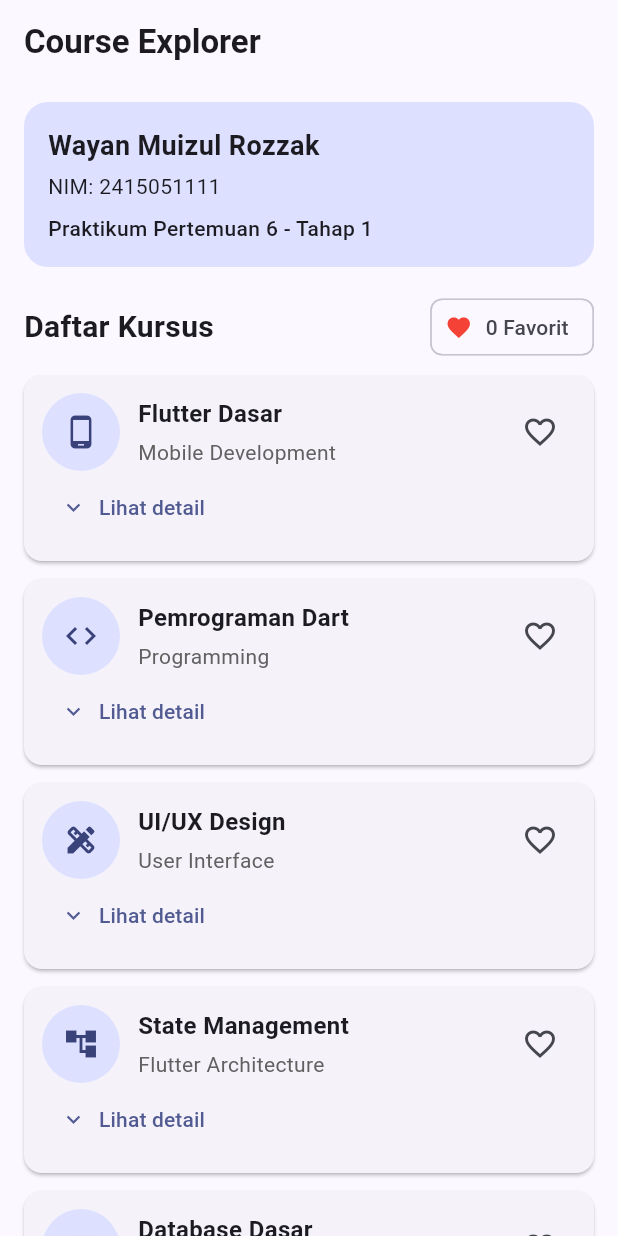
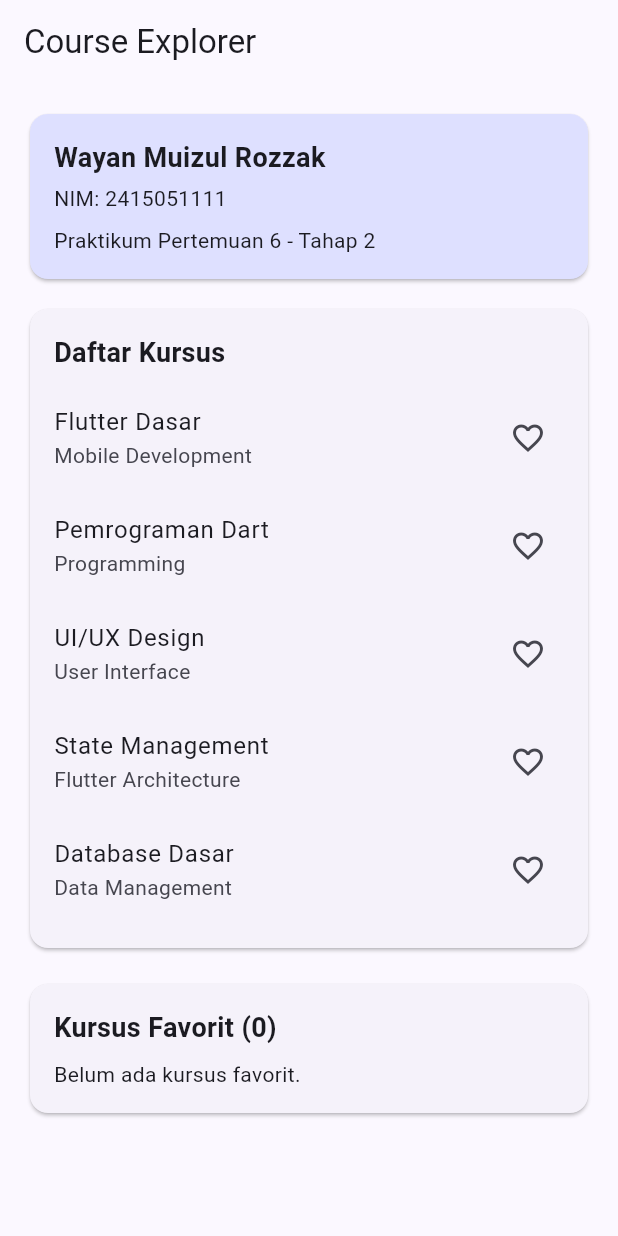
Before and after one commit to wayanrozzak/flutter-pertemuan-6, a Flutter app: the screen it shows after launch, on a phone screen of 412 x 824 dp. Run offline on Flutter 3.47's test engine with Material 3 defaults, Android fonts, the phone set to English and light mode, and no system bars.

Commit message:
Eksperimen keterbatasan setState untuk shared state

```diff
--- a/lib/main.dart
+++ b/lib/main.dart
@@ -8,6 +8,34 @@ void main() {
 const String studentName = 'Wayan Muizul Rozzak';
 const String studentId = '2415051111';
 
+const List<Map<String, String>> courses = [
+  {
+    'id': '1',
+    'title': 'Flutter Dasar',
+    'category': 'Mobile Development',
+  },
+  {
+    'id': '2',
+    'title': 'Pemrograman Dart',
+    'category': 'Programming',
+  },
+  {
+    'id': '3',
+    'title': 'UI/UX Design',
+    'category': 'User Interface',
+  },
+  {
+    'id': '4',
+    'title': 'State Management',
+    'category': 'Flutter Architecture',
+  },
+  {
+    'id': '5',
+    'title': 'Database Dasar',
+    'category': 'Data Management',
+  },
+];
+
 class CourseExplorerApp extends StatelessWidget {
   const CourseExplorerApp({super.key});
 
@@ -17,9 +45,7 @@ class CourseExplorerApp extends StatelessWidget {
       debugShowCheckedModeBanner: false,
       title: 'Course Explorer',
       theme: ThemeData(
-        colorScheme: ColorScheme.fromSeed(
-          seedColor: Colors.indigo,
-        ),
+        colorScheme: ColorScheme.fromSeed(seedColor: Colors.indigo),
         useMaterial3: true,
       ),
       home: const CourseExplorerPage(),
@@ -27,6 +53,7 @@ class CourseExplorerApp extends StatelessWidget {
   }
 }
 
+// PARENT: satu sumber data favorites.
 class CourseExplorerPage extends StatefulWidget {
   const CourseExplorerPage({super.key});
 
@@ -36,95 +63,30 @@ class CourseExplorerPage extends StatefulWidget {
 }
 
 class _CourseExplorerPageState extends State<CourseExplorerPage> {
-  // LOCAL STATE: hanya digunakan pada halaman ini.
-  final Set<int> _favoriteCourses = {};
-  int? _expandedCourseId;
+  final Set<String> _favorites = {};
 
-  final List<Map<String, dynamic>> _courses = [
-    {
-      'id': 1,
-      'title': 'Flutter Dasar',
-      'category': 'Mobile Development',
-      'description':
-          'Belajar widget, layout, dan dasar pembuatan aplikasi Flutter.',
-      'icon': Icons.phone_android,
-    },
-    {
-      'id': 2,
-      'title': 'Pemrograman Dart',
-      'category': 'Programming',
-      'description':
-          'Mengenal variabel, fungsi, class, dan pemrograman Dart.',
-      'icon': Icons.code,
-    },
-    {
-      'id': 3,
-      'title': 'UI/UX Design',
-      'category': 'User Interface',
-      'description':
-          'Mempelajari prinsip desain antarmuka dan pengalaman pengguna.',
-      'icon': Icons.design_services,
-    },
-    {
-      'id': 4,
-      'title': 'State Management',
-      'category': 'Flutter Architecture',
-      'description':
-          'Memahami local state, shared state, dan pengelolaan data.',
-      'icon': Icons.account_tree,
-    },
-    {
-      'id': 5,
-      'title': 'Database Dasar',
-      'category': 'Data Management',
-      'description':
-          'Mengenal konsep penyimpanan dan pengelolaan data aplikasi.',
-      'icon': Icons.storage,
-    },
-  ];
-
-  // Contoh LOCAL STATE menggunakan setState().
-  void _toggleFavorite(int courseId) {
+  void _toggleFavorite(String courseId) {
     setState(() {
-      if (_favoriteCourses.contains(courseId)) {
-        _favoriteCourses.remove(courseId);
+      if (_favorites.contains(courseId)) {
+        _favorites.remove(courseId);
       } else {
-        _favoriteCourses.add(courseId);
+        _favorites.add(courseId);
       }
-    });
-  }
-
-  void _toggleDetails(int courseId) {
-    setState(() {
-      _expandedCourseId =
-          _expandedCourseId == courseId ? null : courseId;
     });
   }
 
   @override
   Widget build(BuildContext context) {
     return Scaffold(
-      appBar: AppBar(
-        title: const Text(
-          'Course Explorer',
-          style: TextStyle(fontWeight: FontWeight.bold),
-        ),
-        centerTitle: false,
-      ),
-      body: Column(
+      appBar: AppBar(title: const Text('Course Explorer')),
+      body: ListView(
+        padding: const EdgeInsets.all(16),
         children: [
-          // Identitas mahasiswa untuk bukti praktikum.
-          Container(
-            width: double.infinity,
-            margin: const EdgeInsets.fromLTRB(16, 12, 16, 8),
-            padding: const EdgeInsets.all(16),
-            decoration: BoxDecoration(
-              color: Theme.of(context)
-                  .colorScheme
-                  .primaryContainer,
-              borderRadius: BorderRadius.circular(16),
-            ),
-            child: const Column(
+          Card(
+            color: Theme.of(context).colorScheme.primaryContainer,
+            child: const Padding(
+              padding: EdgeInsets.all(16),
+              child: Column(
                 crossAxisAlignment: CrossAxisAlignment.start,
                 children: [
                   Text(
@@ -137,147 +99,138 @@ class _CourseExplorerPageState extends State<CourseExplorerPage> {
                   SizedBox(height: 4),
                   Text('NIM: $studentId'),
                   SizedBox(height: 8),
-                Text(
-                  'Praktikum Pertemuan 6 - Tahap 1',
-                  style: TextStyle(fontWeight: FontWeight.w500),
+                  Text('Praktikum Pertemuan 6 - Tahap 2'),
+                ],
+              ),
+            ),
+          ),
+          const SizedBox(height: 12),
+
+          // Nilai dan callback diteruskan ke child pertama.
+          CourseListChild(
+            favorites: _favorites,
+            onToggleFavorite: _toggleFavorite,
+          ),
+
+          const SizedBox(height: 16),
+
+          // Nilai dan callback yang sama diteruskan lagi
+          // ke child kedua.
+          FavoriteSummaryChild(
+            favorites: _favorites,
+            onToggleFavorite: _toggleFavorite,
           ),
         ],
       ),
-          ),
+    );
+  }
+}
 
-          Padding(
-            padding: const EdgeInsets.symmetric(
-              horizontal: 16,
-              vertical: 8,
-            ),
-            child: Row(
+// CHILD 1: menampilkan semua kursus.
+class CourseListChild extends StatelessWidget {
+  final Set<String> favorites;
+  final ValueChanged<String> onToggleFavorite;
+
+  const CourseListChild({
+    super.key,
+    required this.favorites,
+    required this.onToggleFavorite,
+  });
+
+  @override
+  Widget build(BuildContext context) {
+    return Card(
+      child: Padding(
+        padding: const EdgeInsets.all(16),
+        child: Column(
+          crossAxisAlignment: CrossAxisAlignment.start,
           children: [
-                const Expanded(
-                  child: Text(
+            const Text(
               'Daftar Kursus',
               style: TextStyle(
-                      fontSize: 20,
+                fontSize: 18,
                 fontWeight: FontWeight.bold,
               ),
             ),
-                ),
-                Chip(
-                  avatar: const Icon(
-                    Icons.favorite,
-                    size: 18,
-                    color: Colors.red,
-                  ),
-                  label: Text('${_favoriteCourses.length} Favorit'),
-                ),
-              ],
-            ),
-          ),
+            const SizedBox(height: 8),
+            ...courses.map((course) {
+              final id = course['id']!;
+              final isFavorite = favorites.contains(id);
 
-          Expanded(
-            child: ListView.builder(
-              padding: const EdgeInsets.fromLTRB(16, 0, 16, 16),
-              itemCount: _courses.length,
-              itemBuilder: (context, index) {
-                final course = _courses[index];
-                final int id = course['id'] as int;
-                final bool isFavorite =
-                    _favoriteCourses.contains(id);
-                final bool isExpanded =
-                    _expandedCourseId == id;
-
-                return Card(
-                  margin: const EdgeInsets.only(bottom: 12),
-                  child: Padding(
-                    padding: const EdgeInsets.all(12),
-                    child: Column(
-                      children: [
-                        Row(
-                          children: [
-                            CircleAvatar(
-                              radius: 26,
-                              child: Icon(
-                                course['icon'] as IconData,
-                              ),
-                            ),
-                            const SizedBox(width: 12),
-                            Expanded(
-                              child: Column(
-                                crossAxisAlignment:
-                                    CrossAxisAlignment.start,
-                                children: [
-                                  Text(
-                                    course['title'] as String,
-                                    style: const TextStyle(
-                                      fontSize: 16,
-                                      fontWeight: FontWeight.bold,
-                                    ),
-                                  ),
-                                  const SizedBox(height: 4),
-                                  Text(
-                                    course['category'] as String,
-                                    style: TextStyle(
-                                      color: Colors.grey.shade700,
-                                    ),
-                                  ),
-                                ],
-                              ),
-                            ),
-                            IconButton(
-                              tooltip: isFavorite
-                                  ? 'Hapus dari favorit'
-                                  : 'Tambahkan ke favorit',
-                              onPressed: () =>
-                                  _toggleFavorite(id),
+              return ListTile(
+                contentPadding: EdgeInsets.zero,
+                title: Text(course['title']!),
+                subtitle: Text(course['category']!),
+                trailing: IconButton(
+                  onPressed: () => onToggleFavorite(id),
                   icon: Icon(
                     isFavorite
                         ? Icons.favorite
                         : Icons.favorite_border,
-                                color: isFavorite
-                                    ? Colors.red
-                                    : null,
+                    color: isFavorite ? Colors.red : null,
                   ),
                 ),
+              );
+            }),
           ],
         ),
-                        Align(
-                          alignment: Alignment.centerLeft,
-                          child: TextButton.icon(
-                            onPressed: () => _toggleDetails(id),
-                            icon: Icon(
-                              isExpanded
-                                  ? Icons.expand_less
-                                  : Icons.expand_more,
       ),
-                            label: Text(
-                              isExpanded
-                                  ? 'Sembunyikan detail'
-                                  : 'Lihat detail',
+    );
+  }
+}
+
+// CHILD 2: memakai favorites yang sama untuk ringkasan.
+class FavoriteSummaryChild extends StatelessWidget {
+  final Set<String> favorites;
+  final ValueChanged<String> onToggleFavorite;
+
+  const FavoriteSummaryChild({
+    super.key,
+    required this.favorites,
+    required this.onToggleFavorite,
+  });
+
+  @override
+  Widget build(BuildContext context) {
+    final favoriteCourses = courses
+        .where((course) => favorites.contains(course['id']))
+        .toList();
+
+    return Card(
+      child: Padding(
+        padding: const EdgeInsets.all(16),
+        child: Column(
+          crossAxisAlignment: CrossAxisAlignment.start,
+          children: [
+            Text(
+              'Kursus Favorit (${favorites.length})',
+              style: const TextStyle(
+                fontSize: 18,
+                fontWeight: FontWeight.bold,
               ),
             ),
+            const SizedBox(height: 8),
+            if (favoriteCourses.isEmpty)
+              const Text('Belum ada kursus favorit.')
+            else
+              ...favoriteCourses.map(
+                (course) => ListTile(
+                  contentPadding: EdgeInsets.zero,
+                  title: Text(course['title']!),
+                  trailing: IconButton(
+                    tooltip: 'Hapus dari favorit',
+                    onPressed: () =>
+                        onToggleFavorite(course['id']!),
+                    icon: const Icon(
+                      Icons.remove_circle_outline,
+                      color: Colors.red,
                     ),
-                        if (isExpanded)
-                          Container(
-                            width: double.infinity,
-                            padding: const EdgeInsets.all(12),
-                            decoration: BoxDecoration(
-                              color: Theme.of(context)
-                                  .colorScheme
-                                  .surfaceContainerHighest,
-                              borderRadius: BorderRadius.circular(12),
                   ),
-                            child: Text(
-                              course['description'] as String,
                 ),
               ),
           ],
         ),
       ),
     );
-              },
-            ),
-          ),
-        ],
-      ),
-    );
   }
 }
```
Lines whose indentation alone changed are shown as unchanged.
